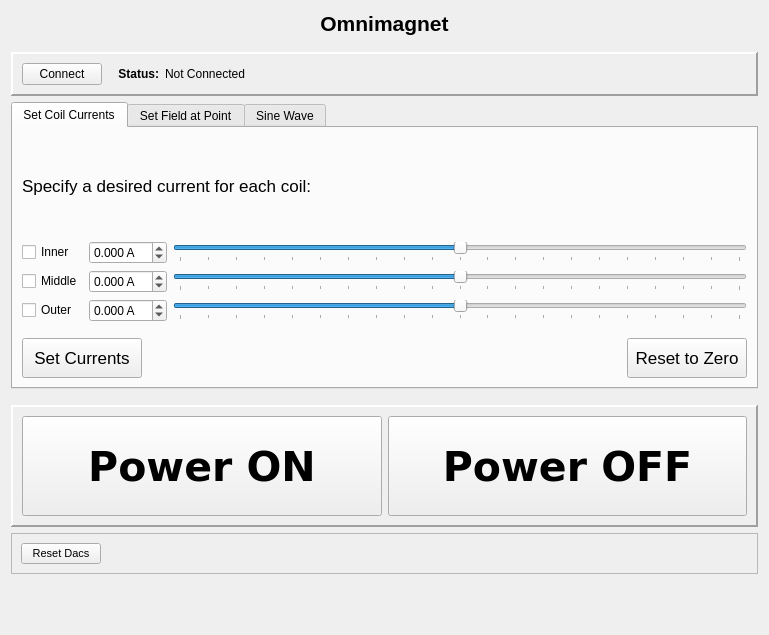
First picture: the form in src/omnimag_gui.ui, repository medlabprojects/rqt_omnimagnet, before the edit.
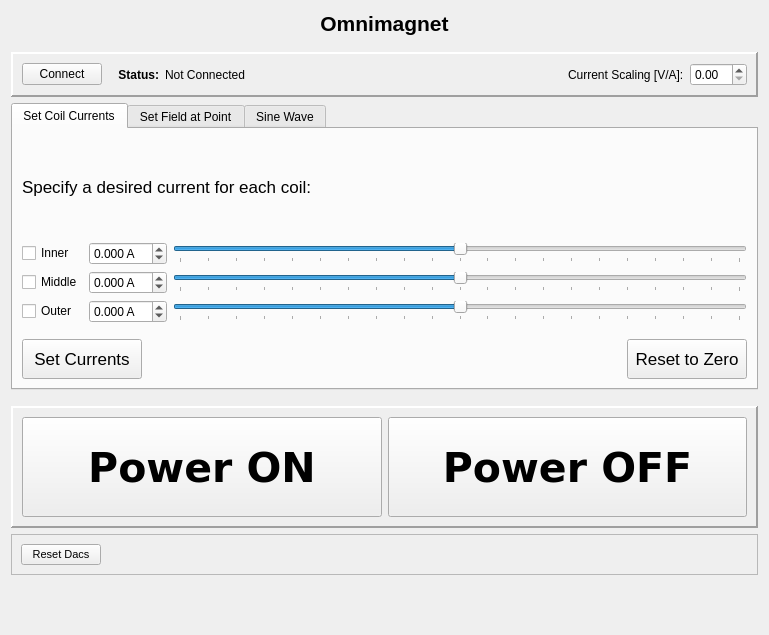
Second picture: the form after the edit.

Commit message: Added spin box to change current scaling

Patch:
```diff
--- a/src/omnimag_gui.ui
+++ b/src/omnimag_gui.ui
@@ -156,6 +156,23 @@
           </property>
          </spacer>
         </item>
+        <item>
+         <widget class="QLabel" name="label_19">
+          <property name="text">
+           <string>Current Scaling [V/A]:</string>
+          </property>
+         </widget>
+        </item>
+        <item>
+         <widget class="QDoubleSpinBox" name="doubleSpinBox_coil_current_scaling">
+          <property name="maximum">
+           <double>10.000000000000000</double>
+          </property>
+          <property name="singleStep">
+           <double>0.050000000000000</double>
+          </property>
+         </widget>
+        </item>
        </layout>
       </item>
      </layout>
```
The commit also changes 2 other files.
